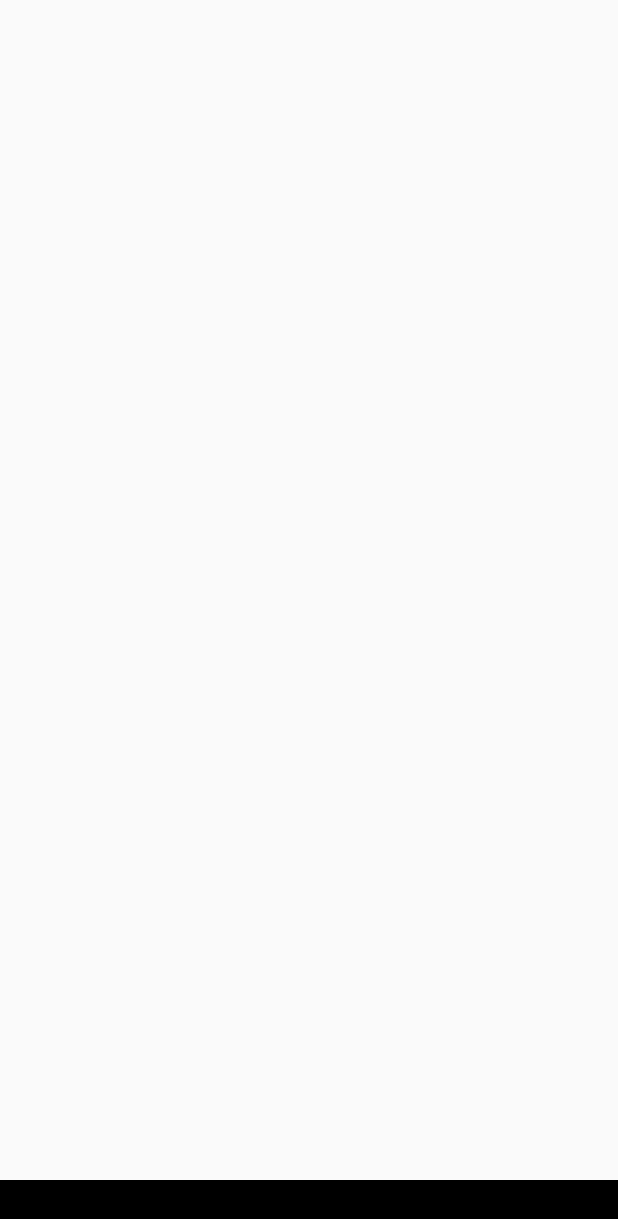
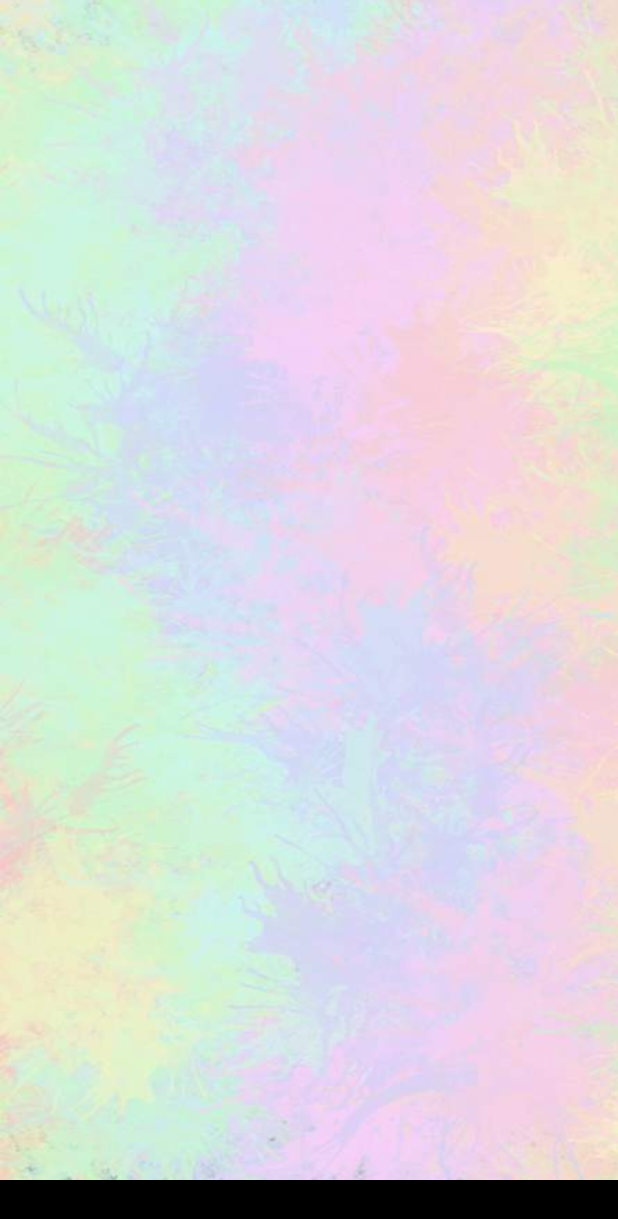
Before and after one commit to tg106/memecards, an Android app: the LibraryPopupCardActivity screen opened directly, with no data from a screen before it, on a phone screen of 412 x 824 dp. Shown: the top 1219 px of the screen. Run offline under Robolectric (Android 15) with nearby library versions, the phone set to English and light mode, and no system bars; 6 statements that could not run were skipped.

Commit message:
changed library popup card background

```diff
--- a/app/src/main/java/com/example/memecards/LibraryPopupCardActivity.java
+++ b/app/src/main/java/com/example/memecards/LibraryPopupCardActivity.java
@@ -26,6 +26,7 @@ public class LibraryPopupCardActivity extends AppCompatActivity {
     protected void onCreate(Bundle savedInstanceState) {
         super.onCreate(savedInstanceState);
         setContentView(R.layout.activity_library_popup_card);
+
         //Make popup be in the center
         DisplayMetrics dm = new DisplayMetrics();
         getWindowManager().getDefaultDisplay().getMetrics(dm);
--- a/app/src/main/res/layout/activity_library_popup_card.xml
+++ b/app/src/main/res/layout/activity_library_popup_card.xml
@@ -13,13 +13,14 @@
         <LinearLayout
             android:layout_width="match_parent"
             android:layout_height="match_parent"
-            android:orientation="vertical">
+            android:orientation="vertical"
+            android:background=	"@drawable/card_background">
             <TextView
                 android:id="@+id/libraryPopupCardName"
                 android:layout_width="match_parent"
-                android:layout_height="40dp"
+                android:layout_height="wrap_content"
                 android:gravity="center"
-                android:textSize="20dp"
+                android:textSize="35dp"
                 android:textStyle="bold"/>
             <ImageView
                 android:id="@+id/libraryPopupCardImage"
@@ -28,14 +29,16 @@
             <TextView
                 android:id="@+id/libraryPopupCardDesc"
                 android:layout_width="match_parent"
-                android:layout_height="60dp"
+                android:layout_height="wrap_content"
+                android:layout_marginTop="5dp"
                 android:gravity="center"
                 android:textSize="20sp"/>
             <Button
                 android:id="@+id/libraryPopupCardUnlockButton"
                 android:layout_width="100dp"
-                android:layout_height="65dp"
+                android:layout_height="wrap_content"
                 android:layout_gravity="center"
+                android:layout_marginTop="5dp"
                 android:layout_marginBottom="15dp"
                 android:visibility="invisible"
                 android:onClick="unlockCard"/>
```
